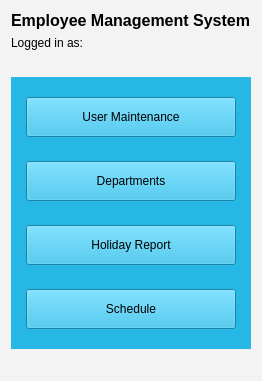
Above: EMS-App/menuScreen.ui from elroydsouza/HR-ManagementSystem before the change. Below: the same form after it.
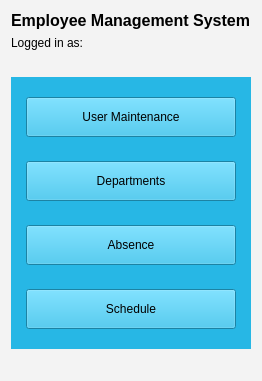
That is the form after the change.

Commit message: Absence screen added with all functionality bar maintenance

```diff
--- a/EMS-App/menuScreen.ui
+++ b/EMS-App/menuScreen.ui
@@ -118,7 +118,7 @@
            </size>
           </property>
           <property name="text">
-           <string>Holiday Report</string>
+           <string>Absence</string>
           </property>
          </widget>
         </item>
```
Left out of the diff: 2 changed lines with no effect on the pictures. The commit also changes 26 other files.
